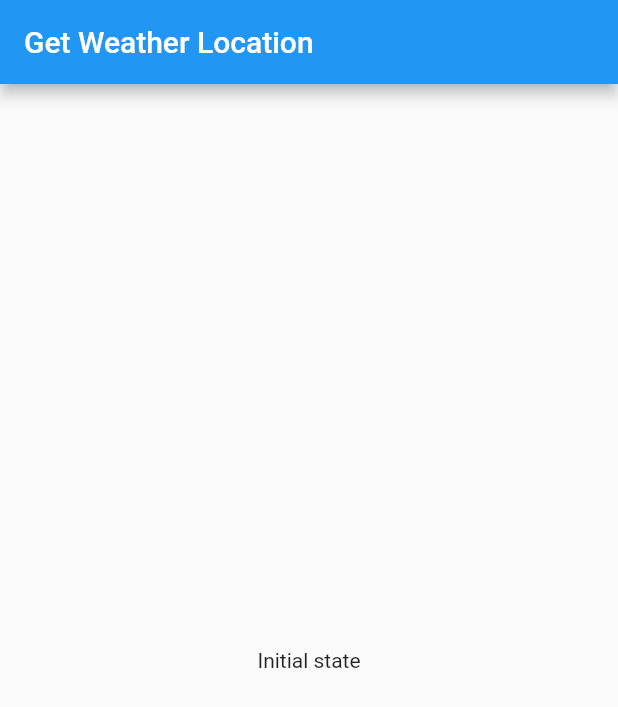
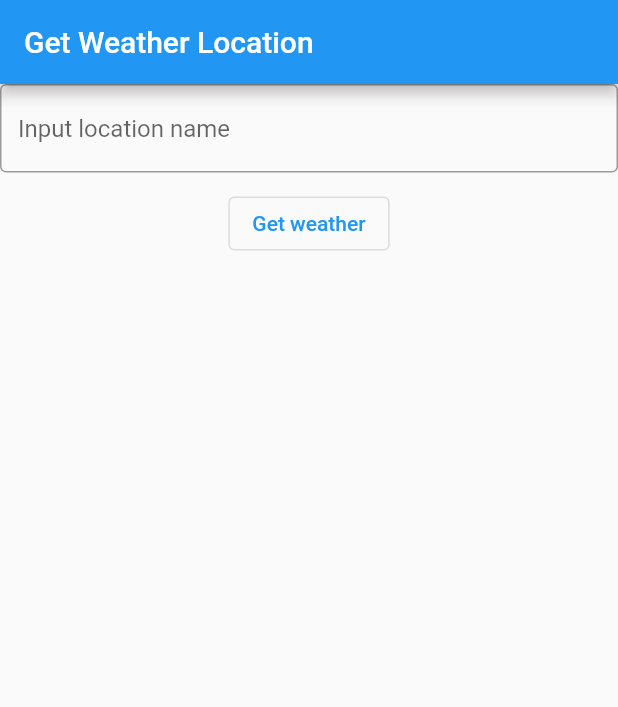
Before and after one commit to syht1602/flutter-weather-app, a Flutter app: the screen it shows after launch, on a phone screen of 412 x 824 dp. Shown: the top 707 px of the screen. Run offline on Flutter 3.47's test engine with Material 2 defaults, Android fonts, the phone set to English and light mode, and no system bars; our stand-ins replace bloc, dartz, equatable, flutter_bloc, get_it; missing offline and left inert: data_connection_checker_tv.

Commit message:
Create view and input

```diff
--- a/lib/data/datasources/get_weather_location_remote.dart
+++ b/lib/data/datasources/get_weather_location_remote.dart
@@ -27,8 +27,10 @@ class GetWeatherLocationRemoteImpl implements GetWeatherLocationRemote {
           'Content-Type': 'application/json',
         });
     if (response.statusCode == 200) {
+      print('Raw data : ${response.body.toString()}');
       return RawWeather.fromJson(jsonDecode(response.body));
     } else {
+      print('Raw data exception');
       throw ServerException();
     }
   }
--- a/lib/presentation/pages/get_weather_page.dart
+++ b/lib/presentation/pages/get_weather_page.dart
@@ -5,6 +5,7 @@ import 'package:flutter_counter_demo_app/presentation/blocs/get_weather_bloc/get
 import 'package:flutter_counter_demo_app/presentation/widgets/common_widget/get_weather_widget.dart';
 import 'package:flutter_counter_demo_app/presentation/widgets/common_widget/loading_widget.dart';
 import 'package:flutter_counter_demo_app/presentation/widgets/common_widget/show_message_widget.dart';
+import 'package:flutter_counter_demo_app/presentation/widgets/common_widget/weather_location_search_input_widget.dart';
 
 class GetWeatherPage extends StatelessWidget {
   const GetWeatherPage({Key? key}) : super(key: key);
@@ -33,10 +34,7 @@ class GetWeatherPage extends StatelessWidget {
             } else if (state is Error) {
               return ShowMessageWidget(msg: state.message);
             }
-            return Container(
-              alignment: Alignment.center,
-              child: Text('Initial state'),
-            );
+            return WeatherLocationSearchInputWidget();
           },
         ));
   }
--- /dev/null
+++ b/lib/presentation/widgets/common_widget/weather_location_search_input_widget.dart
@@ -0,0 +1,47 @@
+import 'package:flutter/material.dart';
+import 'package:flutter_bloc/flutter_bloc.dart';
+import 'package:flutter_counter_demo_app/presentation/blocs/get_weather_bloc/get_weather_bloc.dart';
+
+class WeatherLocationSearchInputWidget extends StatefulWidget {
+  const WeatherLocationSearchInputWidget({Key? key}) : super(key: key);
+
+  @override
+  State<WeatherLocationSearchInputWidget> createState() =>
+      _WeatherLocationSearchInputWidgetState();
+}
+
+class _WeatherLocationSearchInputWidgetState
+    extends State<WeatherLocationSearchInputWidget> {
+  final _locationInputController = TextEditingController();
+  late String location;
+
+  @override
+  Widget build(BuildContext context) {
+    return Column(
+      children: [
+        TextField(
+          controller: _locationInputController,
+          decoration: InputDecoration(
+            border: OutlineInputBorder(),
+            hintText: 'Input location name',
+          ),
+          onChanged: (value) {
+            location = value;
+          },
+          onSubmitted: (_) {
+            _getLocationWeather();
+          },
+        ),
+        SizedBox(height: 10),
+        OutlinedButton(
+            onPressed: _getLocationWeather, child: Text('Get weather'))
+      ],
+    );
+  }
+
+  void _getLocationWeather() {
+    _locationInputController.clear();
+    BlocProvider.of<GetWeatherBloc>(context)
+        .add(GetWeatherLocationEvent(location));
+  }
+}
```
